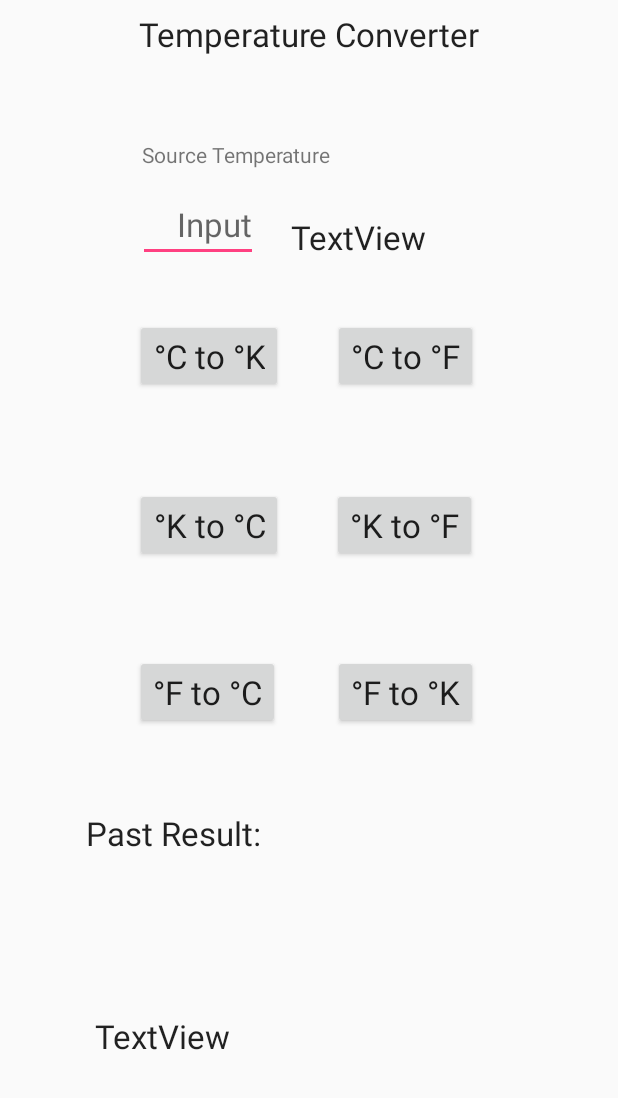
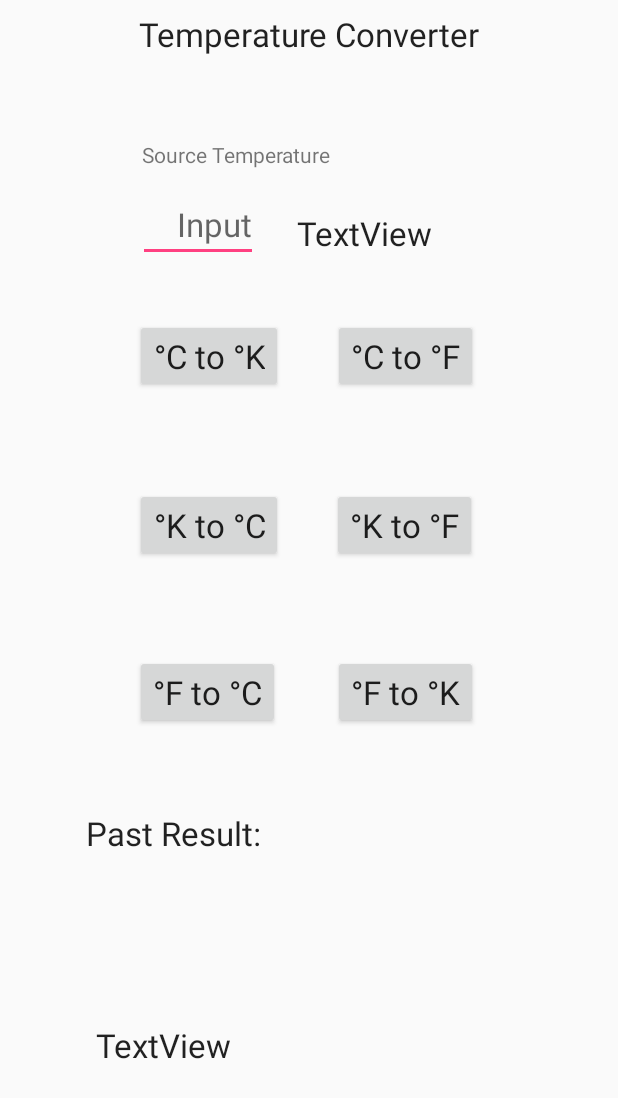
Before and after one commit to khyjb1995/106-1-Smart-Mobile-Application-Design-Exercise1_Temperature_Convert, an Android app: the layout activity_main.xml on its own in the app's theme, with its tools: preview values and no code run, on a phone screen of 412 x 824 dp. Shown: the top 1098 px of the screen. Run offline under Robolectric (Android 15) with nearby library versions, the phone set to English and light mode, and no system bars.

Commit message:
20172017

```diff
--- a/app/src/main/res/layout/activity_main.xml
+++ b/app/src/main/res/layout/activity_main.xml
@@ -29,8 +29,8 @@
 
     <TextView
         android:id="@+id/textView_PastResult"
-        android:layout_width="220dp"
-        android:layout_height="wrap_content"
+        android:layout_width="218dp"
+        android:layout_height="134dp"
         android:layout_marginBottom="8dp"
         android:layout_marginLeft="8dp"
         android:layout_marginRight="8dp"
@@ -69,7 +69,7 @@
 
     <TextView
         android:id="@+id/textView_Result"
-        android:layout_width="130dp"
+        android:layout_width="150dp"
         android:layout_height="wrap_content"
         android:layout_marginBottom="8dp"
         android:layout_marginLeft="8dp"
@@ -79,11 +79,11 @@
         android:text="TextView"
         android:textAppearance="@android:style/TextAppearance.DeviceDefault.Large"
         app:layout_constraintBottom_toBottomOf="parent"
-        app:layout_constraintHorizontal_bias="0.7"
+        app:layout_constraintHorizontal_bias="0.773"
         app:layout_constraintLeft_toLeftOf="parent"
         app:layout_constraintRight_toRightOf="parent"
         app:layout_constraintTop_toTopOf="parent"
-        app:layout_constraintVertical_bias="0.174" />
+        app:layout_constraintVertical_bias="0.17" />
 
     <TextView
         android:id="@+id/textView5"
```
Also changed, not shown: app/src/main/java/com/example/khy_j/a410321171_exercise1_temperature_convert/MainActivity.java (+14 -2 lines), app/src/main/button-web.png (added), app/src/main/res/mipmap-hdpi/button.png (added), app/src/main/res/mipmap-mdpi/button.png (added), app/src/main/res/mipmap-xhdpi/button.png (added), app/src/main/res/mipmap-xxhdpi/button.png (added), app/src/main/res/mipmap-xxxhdpi/button.png (added).
